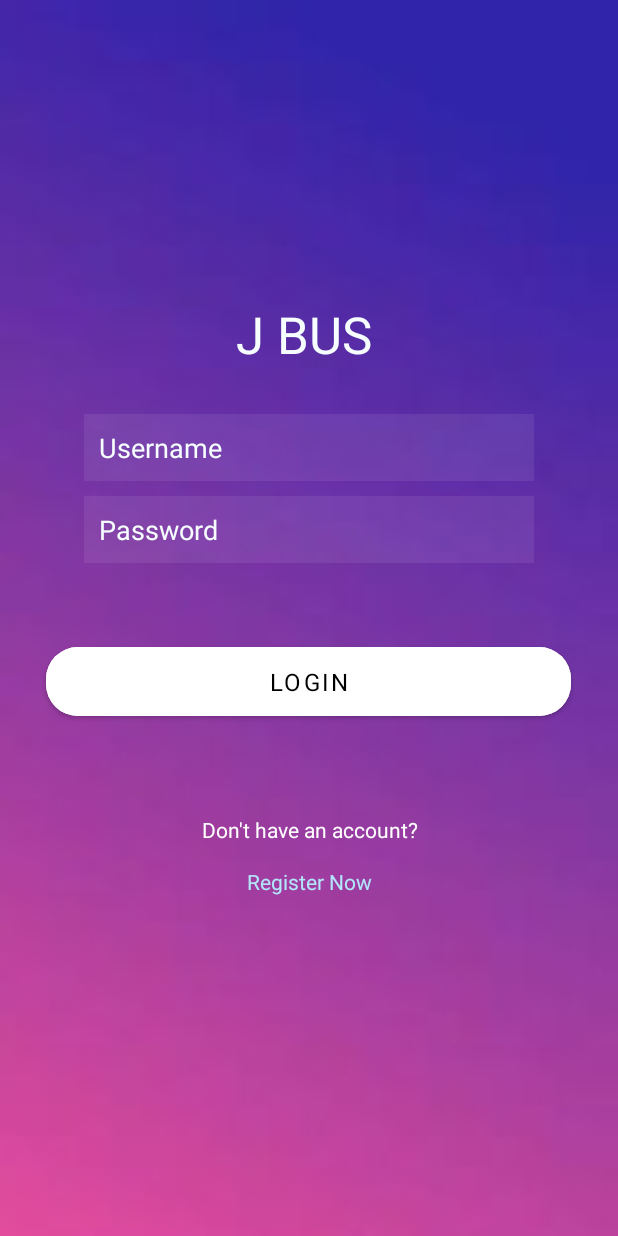
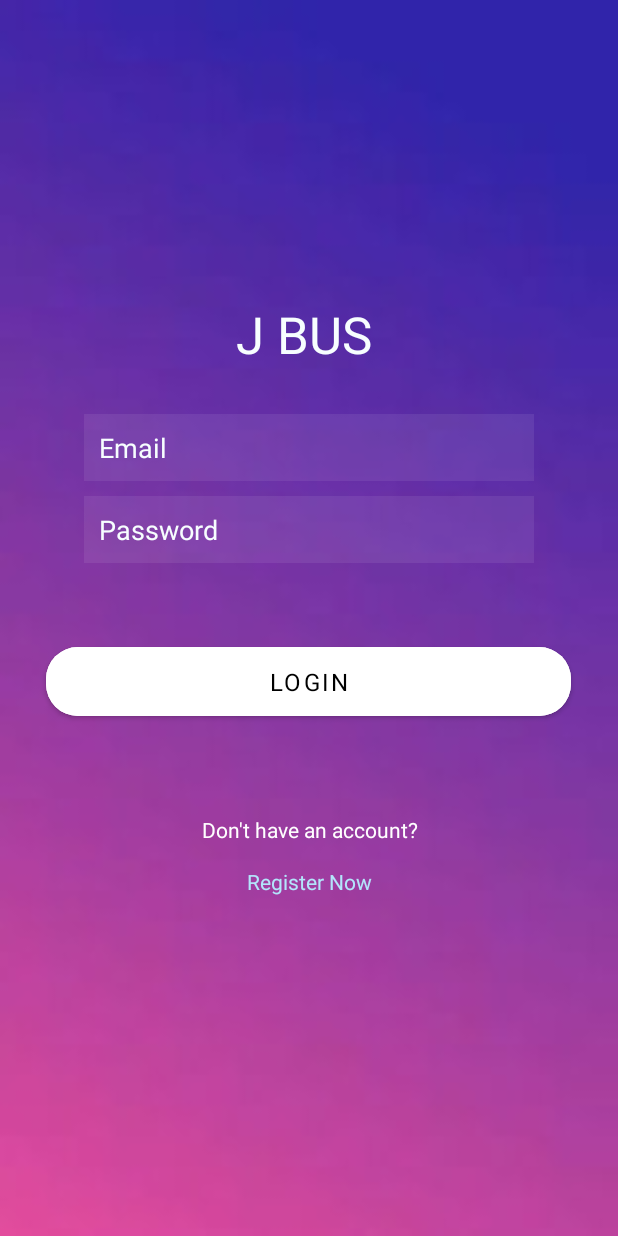
Before and after one commit to Evandita/JBus-android, an Android app: the screen it shows after launch (LoginActivity), on a phone screen of 412 x 824 dp. Run offline under Robolectric (Android 15) with nearby library versions, the phone set to English and light mode, and no system bars; Roboto replaces fonts that are not available here.

Commit message:
CS09 - Menyelesaikan Register dan Login Activity

```diff
--- a/app/src/main/java/com/evanditaWiratamaPutraJBusER/jbus_android/AboutMeActivity.java
+++ b/app/src/main/java/com/evanditaWiratamaPutraJBusER/jbus_android/AboutMeActivity.java
@@ -6,6 +6,7 @@ import android.graphics.drawable.Drawable;
 import android.graphics.drawable.TransitionDrawable;
 import android.os.Bundle;
 import android.os.Handler;
+import android.util.Log;
 import android.view.animation.Animation;
 import android.view.animation.AnimationUtils;
 import android.widget.LinearLayout;
@@ -47,6 +48,10 @@ public class AboutMeActivity extends AppCompatActivity {
         username.startAnimation(slideInRight);
         email.startAnimation(slideInRight);
         balance.startAnimation(slideInRight);
+
+        username.setText(LoginActivity.loggedAccount.name.toString());
+        email.setText(LoginActivity.loggedAccount.email.toString());
+
 
         currentImageIndex = 0;
         linearLayout = findViewById(R.id.about_page);
--- a/app/src/main/java/com/evanditaWiratamaPutraJBusER/jbus_android/request/BaseApiService.java
+++ b/app/src/main/java/com/evanditaWiratamaPutraJBusER/jbus_android/request/BaseApiService.java
@@ -12,4 +12,13 @@ import retrofit2.http.Query;
 public interface BaseApiService {
     @GET("account/{id}")
     Call<Account> getAccountbyId (@Path("id") int id);
+    @POST("account/register")
+    Call<BaseResponse<Account>> register(
+                @Query("name") String name,
+                @Query("email") String email,
+                @Query("password") String password);
+    @POST("account/login")
+    Call<BaseResponse<Account>> login(
+            @Query("email") String email,
+            @Query("password") String password);
 }
--- a/app/src/main/java/com/evanditaWiratamaPutraJBusER/jbus_android/request/UtilsApi.java
+++ b/app/src/main/java/com/evanditaWiratamaPutraJBusER/jbus_android/request/UtilsApi.java
@@ -1,7 +1,7 @@
 package com.evanditaWiratamaPutraJBusER.jbus_android.request;
 
 public class UtilsApi {
-    public static final String BASE_URL_API = "http://10.0.2.2:5000/";
+    public static final String BASE_URL_API = "http://10.10.55.207:5000/";
     public static BaseApiService getApiService() {
         return
                 RetrofitClient.getClient(BASE_URL_API).create(BaseApiService.class);
--- a/app/src/main/res/layout/activity_login.xml
+++ b/app/src/main/res/layout/activity_login.xml
@@ -25,14 +25,14 @@
 
 
     <EditText
-        android:id="@+id/login_username"
+        android:id="@+id/login_email"
         android:layout_width="300dp"
         android:layout_height="wrap_content"
         android:layout_gravity="center"
         android:background="@android:drawable/divider_horizontal_bright"
         android:backgroundTint="#FFFFFF"
         android:ems="10"
-        android:hint="Username"
+        android:hint="Email"
         android:inputType="text"
         android:padding="10dp"
         android:textColor="#FFFFFF"
```
Also changed, not shown: app/src/main/java/com/evanditaWiratamaPutraJBusER/jbus_android/LoginActivity.java (+49 -24 lines), app/src/main/java/com/evanditaWiratamaPutraJBusER/jbus_android/RegisterActivity.java (+54 -3 lines).
